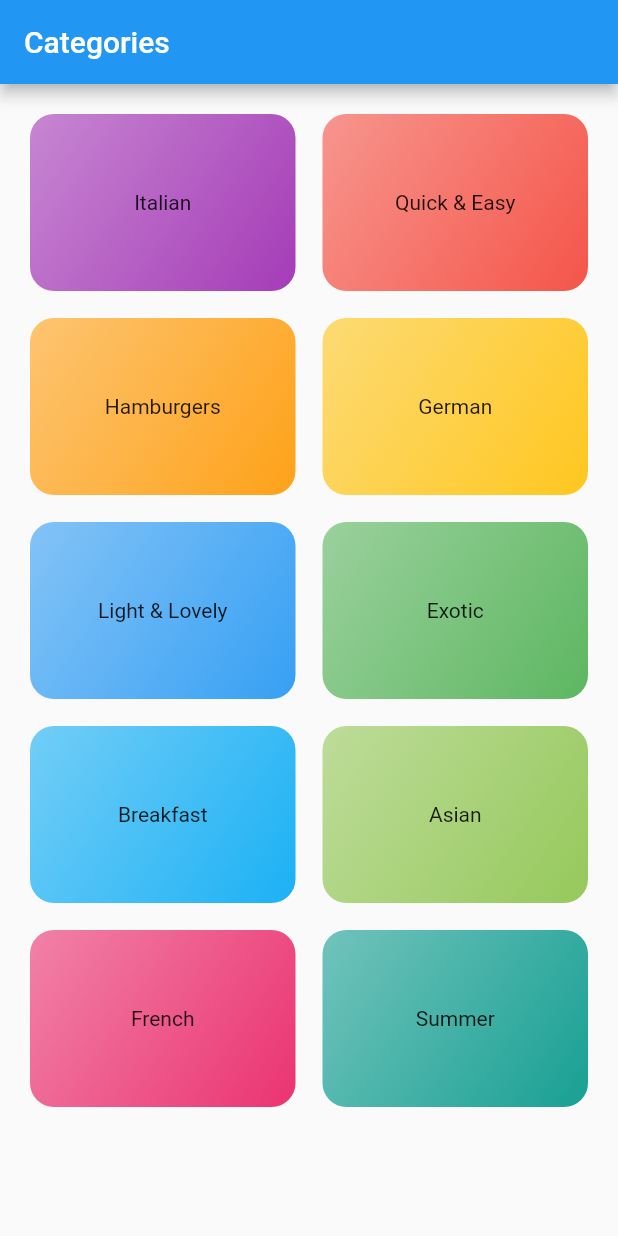
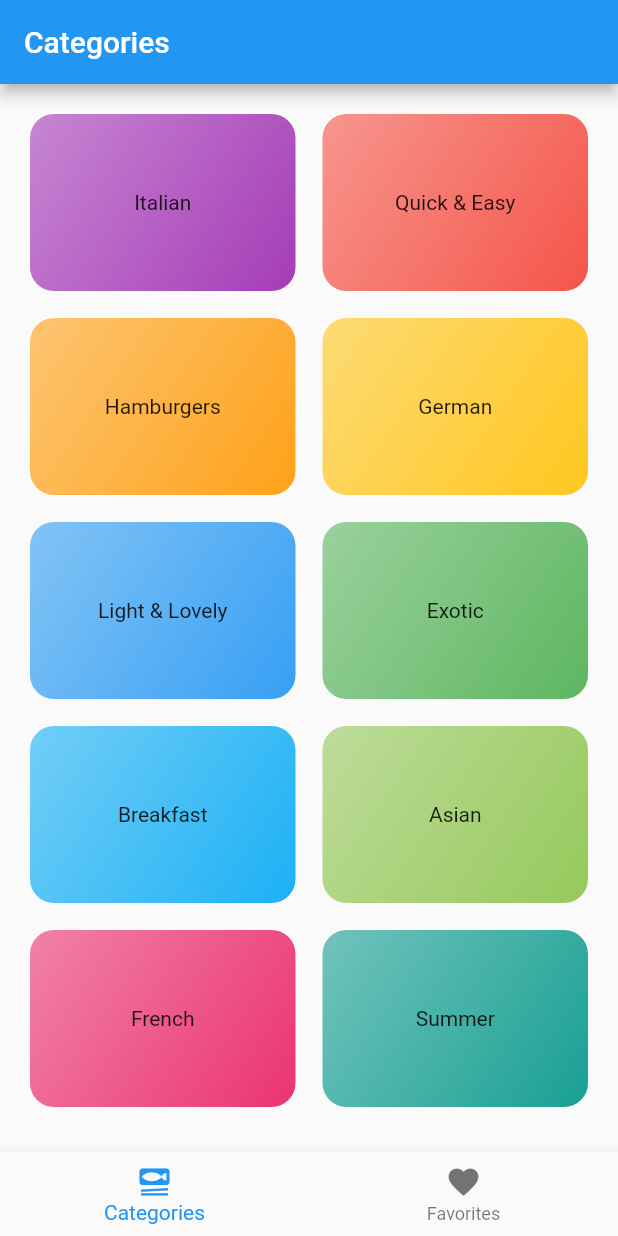
Before and after one commit to RattiRao/Flutter_Meals_App, a Flutter app: the screen it shows after launch, on a phone screen of 412 x 824 dp. Run offline on Flutter 3.47's test engine with Material 2 defaults, Android fonts, the phone set to English and light mode, and no system bars; our stand-ins replace google_fonts, transparent_image.

Commit message:
Tab bar added

```diff
--- a/lib/main.dart
+++ b/lib/main.dart
@@ -1,14 +1,15 @@
 import 'package:flutter/material.dart';
 import 'package:meals_app/screen/categories.dart';
-// import 'package:google_fonts/google_fonts.dart';
+import 'package:google_fonts/google_fonts.dart';
+import 'package:meals_app/screen/tabs.dart';
 
-// final theme = ThemeData(
-//   // colorScheme: ColorScheme.from(
-//   //   brightness: Brightness.dark,
-//   //   seedColor: const Color.fromARGB(255, 131, 57, 0),
-//   // ),
-//   textTheme: GoogleFonts.latoTextTheme(),
-// );
+final theme = ThemeData(
+  colorScheme: ColorScheme.fromSeed(
+    brightness: Brightness.dark,
+    seedColor: const Color.fromARGB(255, 131, 57, 0),
+  ),
+  textTheme: GoogleFonts.latoTextTheme(),
+);
 
 void main() {
   runApp(const App());
@@ -20,7 +21,7 @@ class App extends StatelessWidget {
   @override
   Widget build(BuildContext context) {
     return MaterialApp(
-      home: Categories(),
+      home: TabScreen(),
     );
   }
 }
--- a/lib/screen/categories.dart
+++ b/lib/screen/categories.dart
@@ -18,11 +18,7 @@ class Categories extends StatelessWidget {
 
   @override
   Widget build(BuildContext context) {
-    return Scaffold(
-      appBar: AppBar(
-        title: Text('Categories'),
-      ),
-      body: GridView(
+    return  GridView(
         padding: EdgeInsets.all(20),
         gridDelegate: SliverGridDelegateWithFixedCrossAxisCount(
             crossAxisCount: 2,
@@ -37,7 +33,6 @@ class Categories extends StatelessWidget {
                   },
                 ))
             .toList(),
-      ),
-    );
+      );
   }
 }
--- a/lib/screen/meal_detail.dart
+++ b/lib/screen/meal_detail.dart
@@ -27,8 +27,10 @@ class MealDetails extends StatelessWidget {
             Text("Steps", style: TextStyle(fontWeight: FontWeight.bold, fontSize: 18),),
             SizedBox(height: 18,),
             for (final step in meal.steps)
-             Text(step, textAlign: TextAlign.center,),
-
+             Padding(
+               padding: const EdgeInsets.symmetric(horizontal: 12, vertical: 8,),
+               child: Text(step, textAlign: TextAlign.center,),
+             ),
           ],
         ),
       ),
--- /dev/null
+++ b/lib/screen/tabs.dart
@@ -0,0 +1,44 @@
+import 'package:flutter/material.dart';
+import 'package:meals_app/screen/categories.dart';
+import 'package:meals_app/screen/meals.dart';
+
+class TabScreen extends StatefulWidget {
+  const TabScreen({super.key});
+  @override
+  State<TabScreen> createState() {
+    return _TabScreenState();
+  }
+}
+
+class _TabScreenState extends State<TabScreen> {
+  Widget selectedWidget = Categories();
+  String title = '';
+  int selectedIndex = 0;
+  @override
+  Widget build(BuildContext context) {
+    if (selectedIndex == 1) {
+      selectedWidget = MealsScreen(meals: [],);
+      title = 'Favorites';
+    }
+    else {
+      selectedWidget = Categories();
+      title = 'Categories';
+    }
+
+    return Scaffold(
+      appBar: AppBar(title: Text(title),),
+      body: selectedWidget,
+      bottomNavigationBar: BottomNavigationBar(onTap: (index) {
+        setState(() {
+          selectedIndex = index;
+        });
+      },
+      currentIndex: selectedIndex,
+      items: [
+        BottomNavigationBarItem(icon: Icon(Icons.set_meal), label: 'Categories',),
+        BottomNavigationBarItem(icon: Icon(Icons.favorite), label: 'Favorites',),
+      ],
+      ),
+    );
+  }
+}
--- a/pubspec.yaml
+++ b/pubspec.yaml
@@ -29,6 +29,7 @@ dependencies:
   # Use with the CupertinoIcons class for iOS style icons.
   cupertino_icons: ^1.0.2
   transparent_image: ^2.0.1
+  google_fonts: ^5.1.0
 
 dev_dependencies:
   flutter_test:
```
Also changed, not shown: lib/screen/meals.dart (+7 -3 lines), pubspec.lock, 57 other files.
